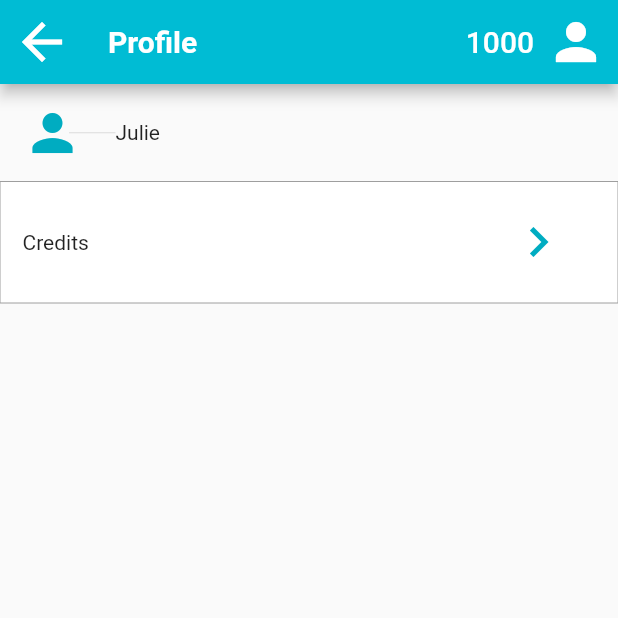
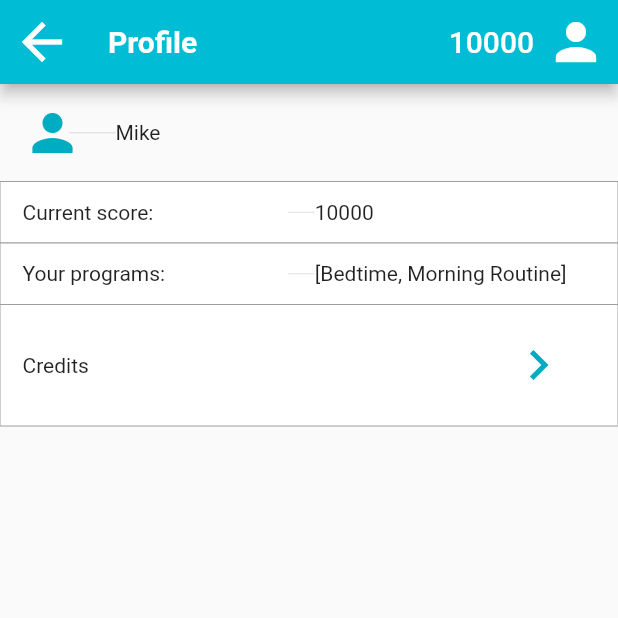
Before and after one commit to juliekitty/project_kidplanner, a Flutter app: the screen it shows after launch, after a tap on the "person" icon, on a phone screen of 412 x 824 dp, the top half of it. Run offline on Flutter 3.47's test engine with Material 2 defaults, Android fonts, the phone set to English and light mode, and no system bars; our stand-ins replace flutter_svg, sqflite, webview_flutter; missing offline and left inert: countdown_flutter, duration_picker; accounts and stored records are empty; Roboto replaces fonts that are missing (Futura).

Commit message:
move programsData as library, create example user with data and display in profile page

```diff
--- a/lib/src/classes/program.dart
+++ b/lib/src/classes/program.dart
@@ -10,6 +10,11 @@ class Program {
 
   // Konstruktor
   Program(this.programId, this.title, this.descr, this.steps);
+
+  @override
+  String toString() {
+    return this.title;
+  }
 }
 
 class ProgramStep {
--- /dev/null
+++ b/lib/src/classes/user.dart
@@ -0,0 +1,28 @@
+import 'program.dart';
+
+abstract class User {
+  String name;
+
+  User(this.name);
+}
+
+// Participant
+class Participant extends User {
+  // programs that the user have access to
+  List<Program> programs;
+  int score;
+
+  Participant({name, this.programs, this.score}) : super(name);
+
+  int addToScore(int addedPoints) {
+    this.score += addedPoints;
+    return this.score;
+  }
+}
+
+// Can manage a participant: a parent for example
+class ParticipantManager extends User {
+  List<Participant> managedParticipants;
+
+  ParticipantManager(name, this.managedParticipants) : super(name);
+}
--- a/lib/src/components/appBar.dart
+++ b/lib/src/components/appBar.dart
@@ -1,12 +1,13 @@
 import 'package:flutter/material.dart';
 import 'package:flutter/widgets.dart';
 import 'package:project_kidplanner/views/profileView.dart';
+import '../libraries/globals.dart' as globals;
 
 // defaults
 String appBarTitle = '';
 
 //int myPoints = 0;
-int myPoints = 1000;
+int myPoints = globals.exampleParticipant.score;
 
 Widget appBar(context, textTheme, appBarTitle) {
   return AppBar(
--- /dev/null
+++ b/lib/src/libraries/globals.dart
@@ -0,0 +1,9 @@
+library project_kidplanner.globals;
+
+import 'package:project_kidplanner/src/classes/user.dart';
+import 'programsData.dart' as programsData;
+
+// declaration of globals to use as examples in the App
+bool isLoggedIn = true;
+Participant exampleParticipant =
+    Participant(name: 'Mike', programs: programsData.programs, score: 10000);
--- a/lib/resources/programsData.dart
+++ b/lib/src/libraries/programsData.dart
@@ -1,3 +1,5 @@
+library project_kidplanner.programs_data;
+
 import 'package:project_kidplanner/src/classes/program.dart';
 import 'package:flutter/material.dart';
 import 'package:flutter_svg/flutter_svg.dart';
--- a/lib/views/profileView.dart
+++ b/lib/views/profileView.dart
@@ -2,6 +2,7 @@ import 'package:flutter/widgets.dart';
 import 'package:flutter/material.dart';
 import '../src/components/appBar.dart';
 import 'creditsView.dart';
+import '../src/libraries/globals.dart' as globals;
 
 class ProfileView extends StatefulWidget {
   @override
@@ -28,7 +29,58 @@ class _ProfileViewState extends State<ProfileView> {
                   children: [
                     Expanded(flex: 1, child: Icon(Icons.person)),
                     Expanded(flex: 1, child: Divider()),
-                    Expanded(flex: 10, child: Text('Julie')),
+                    Expanded(
+                        flex: 10, child: Text(globals.exampleParticipant.name)),
+                  ],
+                ),
+              ),
+              Container(
+                decoration: BoxDecoration(
+                  color: Colors.white,
+                  //borderRadius: BorderRadius.circular(6.0),
+                  border: const Border(
+                    bottom: BorderSide(color: Colors.grey, width: 0.0),
+                    top: BorderSide(color: Colors.grey, width: 0.0),
+                    left: BorderSide(color: Colors.grey, width: 0.0),
+                    right: BorderSide(color: Colors.grey, width: 0.0),
+                  ),
+                ),
+                padding: EdgeInsets.fromLTRB(15.0, 12.5, 25.0, 12.5),
+                child: Row(
+                  crossAxisAlignment: CrossAxisAlignment.center,
+                  mainAxisAlignment: MainAxisAlignment.start,
+                  children: [
+                    Expanded(flex: 10, child: Text('Current score:')),
+                    Expanded(flex: 1, child: Divider()),
+                    Expanded(
+                        flex: 10,
+                        child:
+                            Text(globals.exampleParticipant.score.toString())),
+                  ],
+                ),
+              ),
+              Container(
+                decoration: BoxDecoration(
+                  color: Colors.white,
+                  //borderRadius: BorderRadius.circular(6.0),
+                  border: const Border(
+                    bottom: BorderSide(color: Colors.grey, width: 0.0),
+                    top: BorderSide(color: Colors.grey, width: 0.0),
+                    left: BorderSide(color: Colors.grey, width: 0.0),
+                    right: BorderSide(color: Colors.grey, width: 0.0),
+                  ),
+                ),
+                padding: EdgeInsets.fromLTRB(15.0, 12.5, 25.0, 12.5),
+                child: Row(
+                  crossAxisAlignment: CrossAxisAlignment.center,
+                  mainAxisAlignment: MainAxisAlignment.start,
+                  children: [
+                    Expanded(flex: 10, child: Text('Your programs:')),
+                    Expanded(flex: 1, child: Divider()),
+                    Expanded(
+                        flex: 10,
+                        child: Text(
+                            globals.exampleParticipant.programs.toString())),
                   ],
                 ),
               ),
--- a/lib/views/programDetails.dart
+++ b/lib/views/programDetails.dart
@@ -4,9 +4,8 @@ import '../src/components/appBar.dart';
 import 'package:project_kidplanner/src/classes/customScrollPhysics.dart';
 
 import 'package:project_kidplanner/src/classes/program.dart';
-import 'package:project_kidplanner/resources/programsData.dart';
+import 'package:project_kidplanner/src/libraries/programsData.dart';
 import 'dart:async';
-import 'package:flutter_svg/flutter_svg.dart';
 
 //
 //  global variables
--- a/lib/views/programView.dart
+++ b/lib/views/programView.dart
@@ -3,12 +3,12 @@ import 'package:flutter/material.dart';
 import '../src/components/appBar.dart';
 
 import 'package:project_kidplanner/src/classes/program.dart';
-import 'package:project_kidplanner/resources/programsData.dart';
+import 'package:project_kidplanner/src/libraries/programsData.dart';
 import 'package:flutter_svg/flutter_svg.dart';
 import 'programDetails.dart';
 import 'package:flutter/rendering.dart';
 
-import 'package:project_kidplanner/src/components/DurationExtension.dart';
+//import 'package:project_kidplanner/src/components/DurationExtension.dart';
 
 class ProgramView extends StatelessWidget {
   @override
```
